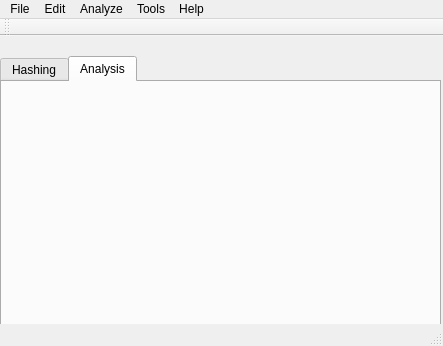
MaxTracks/cryptogui, file cryptogui/mainwindow.ui: the form before one commit.
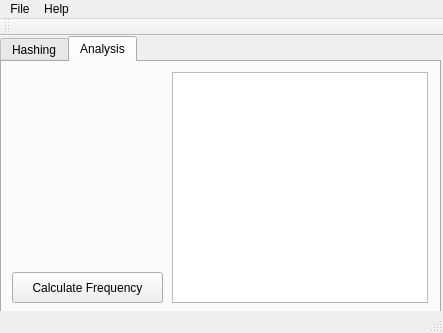
The form after the commit. The open tabs and pages were chosen to show the change.

Commit message: Adding frequency analysis

```diff
--- a/cryptogui/mainwindow.ui
+++ b/cryptogui/mainwindow.ui
@@ -7,7 +7,7 @@
     <x>0</x>
     <y>0</y>
     <width>443</width>
-    <height>346</height>
+    <height>333</height>
    </rect>
   </property>
   <property name="windowTitle">
@@ -18,7 +18,7 @@
     <property name="geometry">
      <rect>
       <x>0</x>
-      <y>20</y>
+      <y>0</y>
       <width>441</width>
       <height>281</height>
      </rect>
@@ -260,6 +260,29 @@
      <attribute name="title">
       <string>Analysis</string>
      </attribute>
+     <widget class="QPushButton" name="pushButton_2">
+      <property name="geometry">
+       <rect>
+        <x>10</x>
+        <y>210</y>
+        <width>151</width>
+        <height>31</height>
+       </rect>
+      </property>
+      <property name="text">
+       <string>Calculate Frequency</string>
+      </property>
+     </widget>
+     <widget class="QListWidget" name="listWidget">
+      <property name="geometry">
+       <rect>
+        <x>170</x>
+        <y>10</y>
+        <width>256</width>
+        <height>231</height>
+       </rect>
+      </property>
+     </widget>
     </widget>
    </widget>
   </widget>
@@ -276,22 +299,8 @@
     <property name="title">
      <string>File</string>
     </property>
-   </widget>
-   <widget class="QMenu" name="menuEncrypt">
-    <property name="title">
-     <string>Edit</string>
-    </property>
-    <addaction name="actionEdit"/>
-   </widget>
-   <widget class="QMenu" name="menuDecrypt">
-    <property name="title">
-     <string>Analyze</string>
-    </property>
-   </widget>
-   <widget class="QMenu" name="menuTools">
-    <property name="title">
-     <string>Tools</string>
-    </property>
+    <addaction name="actionOpen_File"/>
+    <addaction name="actionQuit"/>
    </widget>
    <widget class="QMenu" name="menuHelp">
     <property name="title">
@@ -299,9 +308,6 @@
     </property>
    </widget>
    <addaction name="menuHash_Sums"/>
-   <addaction name="menuEncrypt"/>
-   <addaction name="menuDecrypt"/>
-   <addaction name="menuTools"/>
    <addaction name="menuHelp"/>
   </widget>
   <widget class="QToolBar" name="mainToolBar">
```
Left out of the diff: 29 changed lines with no effect on the pictures. The commit also changes 9 other files.
